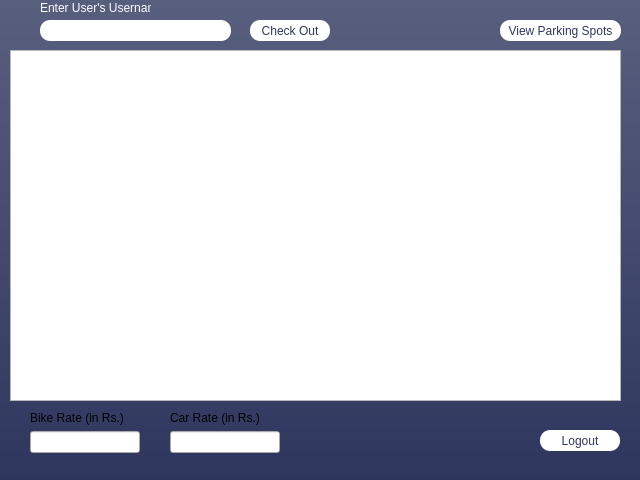
Qt form adminwindow.ui (blendjam/Bookspot) before a commit.
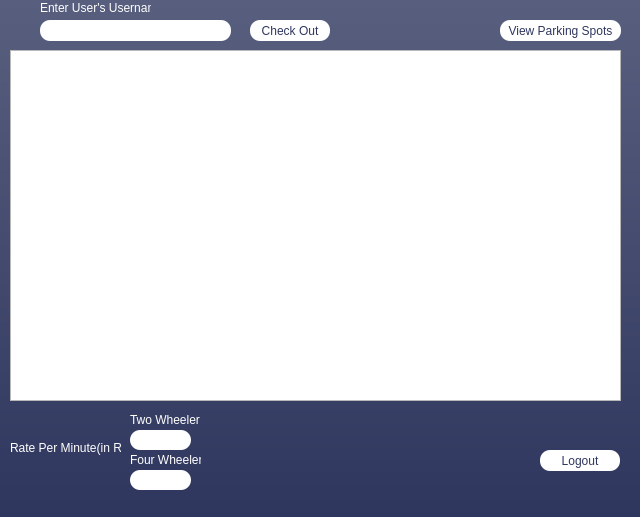
The same form after that commit.

Commit message: Book Spot

What changed in the file:
```diff
--- a/adminwindow.ui
+++ b/adminwindow.ui
@@ -7,7 +7,7 @@
     <x>0</x>
     <y>0</y>
     <width>640</width>
-    <height>480</height>
+    <height>517</height>
    </rect>
   </property>
   <property name="windowTitle">
@@ -150,7 +150,7 @@
     <property name="geometry">
      <rect>
       <x>540</x>
-      <y>430</y>
+      <y>450</y>
       <width>80</width>
       <height>21</height>
      </rect>
@@ -159,49 +159,75 @@
      <string>Logout</string>
     </property>
    </widget>
-   <widget class="QWidget" name="">
+   <widget class="QLabel" name="label_4">
     <property name="geometry">
      <rect>
-      <x>170</x>
-      <y>410</y>
-      <width>110</width>
-      <height>43</height>
+      <x>10</x>
+      <y>440</y>
+      <width>111</width>
+      <height>16</height>
      </rect>
     </property>
-    <layout class="QVBoxLayout" name="verticalLayout">
-     <item>
-      <widget class="QLabel" name="label_3">
-       <property name="text">
-        <string>Car Rate (in Rs.)</string>
-       </property>
-      </widget>
-     </item>
-     <item>
-      <widget class="QLineEdit" name="lineEdit_car_rate"/>
-     </item>
-    </layout>
+    <property name="text">
+     <string>&lt;html&gt;&lt;head/&gt;&lt;body&gt;&lt;p&gt;&lt;span style=&quot; color:#ffffff;&quot;&gt;Rate Per Minute(in Rs)&lt;/span&gt;&lt;/p&gt;&lt;/body&gt;&lt;/html&gt;</string>
+    </property>
    </widget>
-   <widget class="QWidget" name="">
+   <widget class="QLabel" name="label_5">
     <property name="geometry">
      <rect>
-      <x>30</x>
+      <x>130</x>
       <y>410</y>
-      <width>110</width>
-      <height>43</height>
+      <width>71</width>
+      <height>20</height>
      </rect>
     </property>
-    <layout class="QVBoxLayout" name="verticalLayout_2">
-     <item>
-      <widget class="QLabel" name="label_2">
-       <property name="text">
-        <string>Bike Rate (in Rs.)</string>
-       </property>
-      </widget>
-     </item>
-     <item>
-      <widget class="QLineEdit" name="lineEdit_bike_rate"/>
-     </item>
-    </layout>
+    <property name="text">
+     <string>&lt;html&gt;&lt;head/&gt;&lt;body&gt;&lt;p&gt;&lt;span style=&quot; color:#ffffff;&quot;&gt;Two Wheeler&lt;/span&gt;&lt;/p&gt;&lt;/body&gt;&lt;/html&gt;</string>
+    </property>
+   </widget>
+   <widget class="QLineEdit" name="lineEdit_bike_rate">
+    <property name="geometry">
+     <rect>
+      <x>130</x>
+      <y>430</y>
+      <width>61</width>
+      <height>20</height>
+     </rect>
+    </property>
+    <property name="styleSheet">
+     <string notr="true">color: #2f365e;
+border-radius: 10px;</string>
+    </property>
+   </widget>
+   <widget class="QLineEdit" name="lineEdit_car_rate">
+    <property name="geometry">
+     <rect>
+      <x>130</x>
+      <y>470</y>
+      <width>61</width>
+      <height>20</height>
+     </rect>
+    </property>
+    <property name="styleSheet">
+     <string notr="true">color: #2f365e;
+border-radius: 10px;</string>
+    </property>
+    <property name="text">
+     <string/>
+    </property>
+   </widget>
+   <widget class="QLabel" name="label_6">
+    <property name="geometry">
+     <rect>
+      <x>130</x>
+      <y>450</y>
+      <width>71</width>
+      <height>20</height>
+     </rect>
+    </property>
+    <property name="text">
+     <string>&lt;html&gt;&lt;head/&gt;&lt;body&gt;&lt;p&gt;&lt;span style=&quot; color:#ffffff;&quot;&gt;Four Wheeler&lt;/span&gt;&lt;/p&gt;&lt;/body&gt;&lt;/html&gt;</string>
+    </property>
    </widget>
   </widget>
   <widget class="QMenuBar" name="menubar">
```
Left out of the diff: 2 changed lines with no effect on the pictures. The commit also changes 1 other file.
